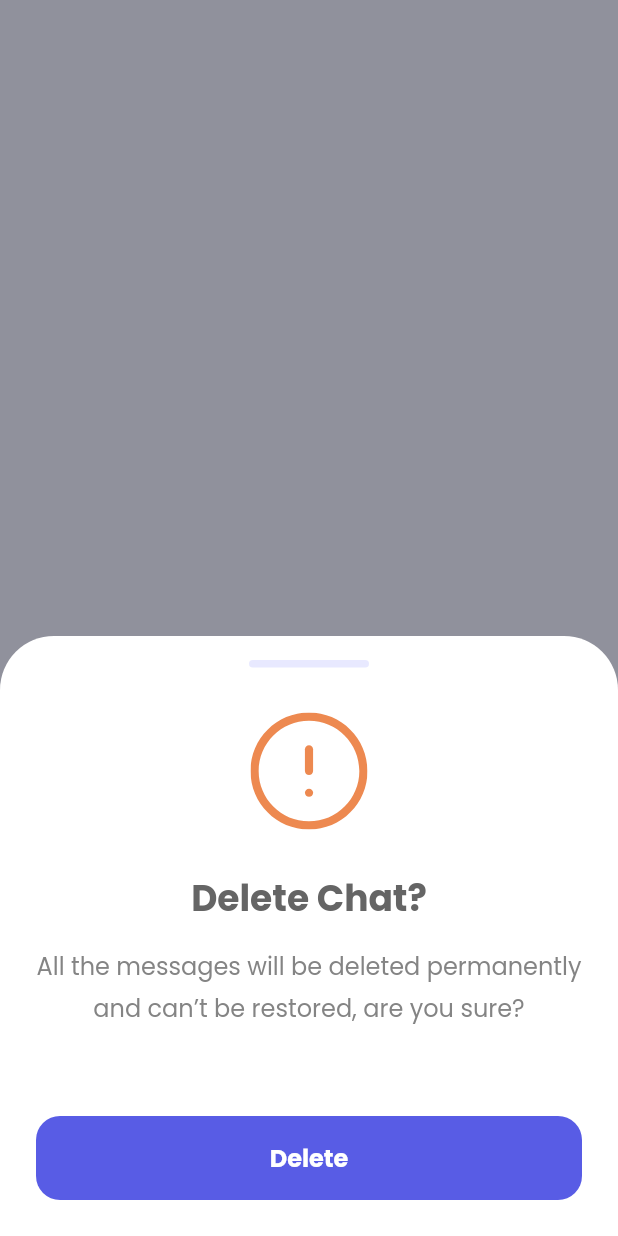
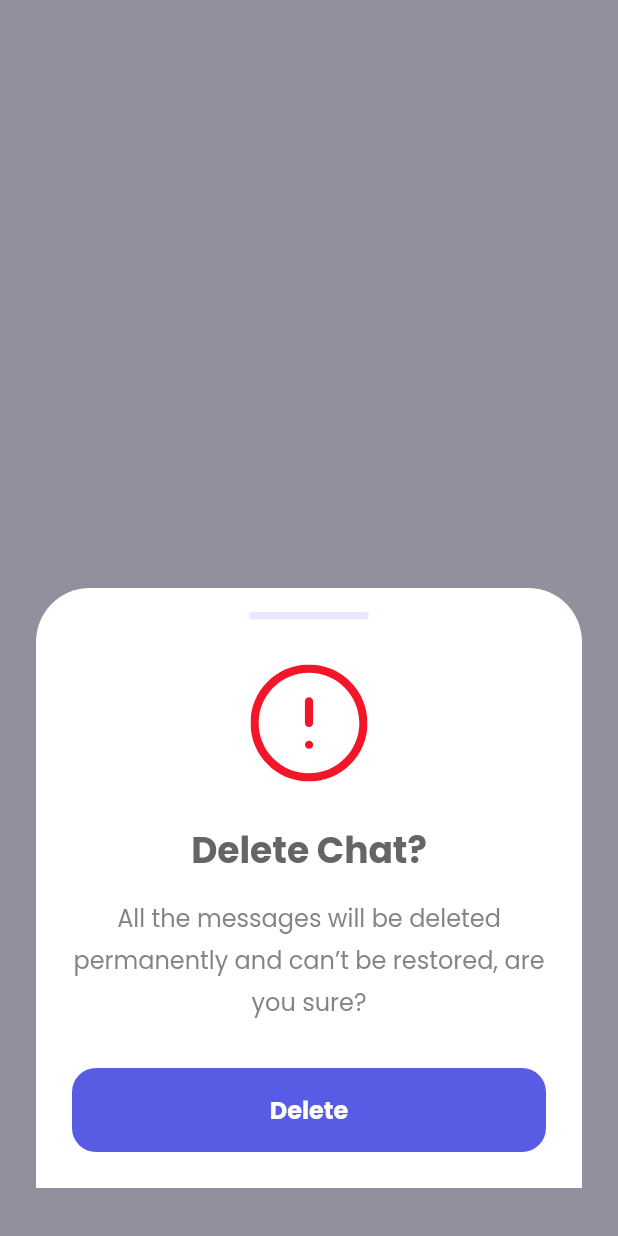
Before and after one commit to IamKhuk/HealthyMe, a Flutter app: what showDeleteChat() shows on an empty page, opened directly with empty values, on a phone screen of 412 x 824 dp. Run offline on Flutter 3.47's test engine with Material 2 defaults, Android fonts, the phone set to English and light mode, and no system bars; our stand-ins replace flutter_svg, flutter_swipe_action_cell, google_maps_flutter.

Commit message:
Bottom dialog fixed

```diff
--- a/healthy_me/lib/src/dialog/bottom_dialog.dart
+++ b/healthy_me/lib/src/dialog/bottom_dialog.dart
@@ -29,6 +29,11 @@ class BottomDialog {
                 horizontal: 24,
                 vertical: 16,
               ),
+              margin: EdgeInsets.only(
+                left: 24,
+                right: 24,
+                bottom: 32,
+              ),
               child: Column(
                 children: [
                   Container(
@@ -42,7 +47,7 @@ class BottomDialog {
                   SizedBox(height: 30),
                   SvgPicture.asset(
                     'assets/icons/alert.svg',
-                    color: AppTheme.orange,
+                    color: AppTheme.red,
                   ),
                   SizedBox(height: 24),
                   Text(
@@ -84,7 +89,7 @@ class BottomDialog {
                         child: Text(
                           'Delete',
                           style: TextStyle(
-                            fontWeight:FontWeight.w600,
+                            fontWeight: FontWeight.w600,
                             fontSize: 16,
                             fontFamily: AppTheme.fontFamily,
                             height: 1.5,
--- a/healthy_me/lib/src/dialog/center_dialog.dart
+++ b/healthy_me/lib/src/dialog/center_dialog.dart
@@ -16,7 +16,7 @@ class CenterDialog {
               fontFamily: AppTheme.fontFamily,
               fontSize: 14,
               fontWeight: FontWeight.bold,
-              color: AppTheme.orange,
+              color: AppTheme.red,
             ),
           ),
           content: Text(
--- a/healthy_me/lib/src/theme/app_theme.dart
+++ b/healthy_me/lib/src/theme/app_theme.dart
@@ -10,6 +10,7 @@ class AppTheme {
   static const Color gray = Color(0xFFE8E9FF);
   static const Color light = Color(0xFFDEDEDE);
   static const Color yellow = Color(0xFFFDC350);
+  static const Color red = Color(0xFFF31629);
   static const Color white = Color(0xFFFFFFFF);
   static const Color purple = Color(0xFF585CE5);
   static const Color purpleLight = Color(0xFF7376F4);
```
